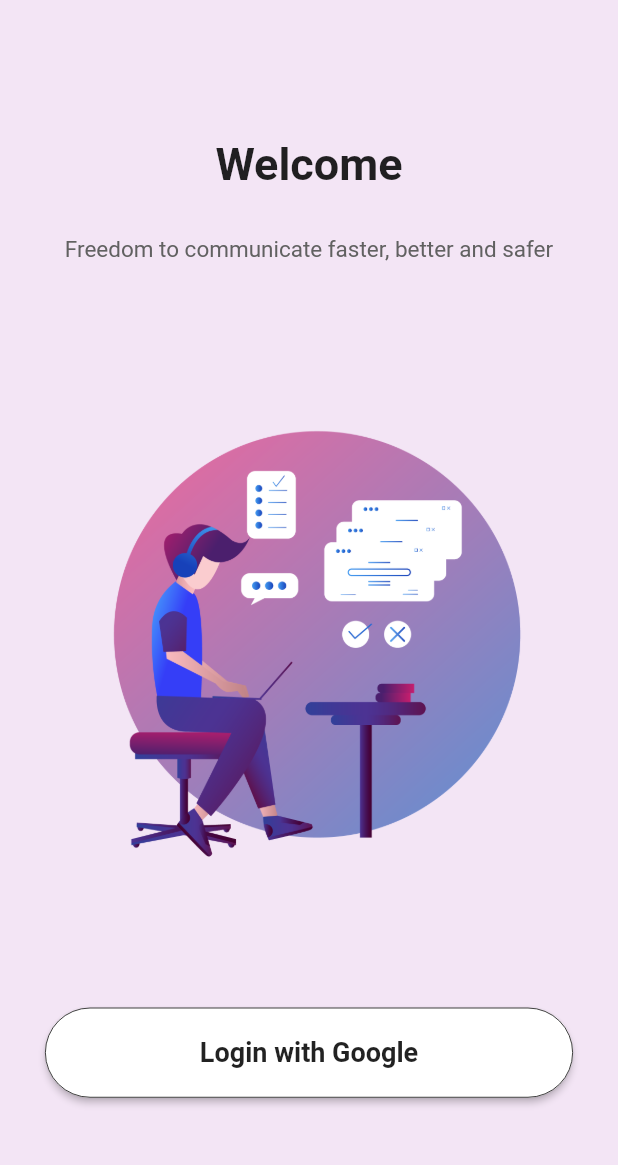
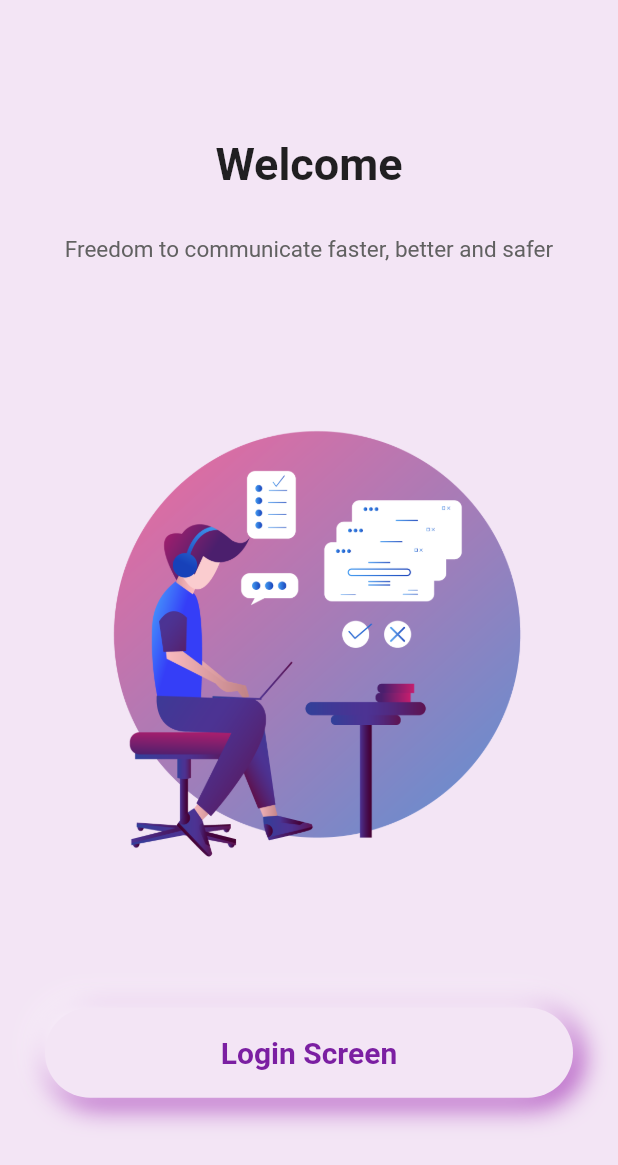
Before and after one commit to realnihal/freedomchat, a Flutter app: the screen it shows after launch, on a phone screen of 412 x 824 dp. Shown: the top 1165 px of the screen. Run offline on Flutter 3.47's test engine with Material 2 defaults, Android fonts, the phone set to English and light mode, and no system bars; our stand-ins replace cached_network_image, cloud_firestore, emoji_picker_flutter, firebase_auth, firebase_core, google_sign_in and 2 more; accounts and stored records are empty.

Commit message:
added login screen neomorphism button

```diff
--- a/lib/screens/login_screen.dart
+++ b/lib/screens/login_screen.dart
@@ -14,6 +14,7 @@ class LoginScreen extends StatefulWidget {
 class LoginScreenState extends State<LoginScreen> {
   FirebaseRepository _repository = FirebaseRepository();
   bool isLoginPressed = false;
+  bool _isElevated = true;
 
   @override
   Widget build(BuildContext context) {
@@ -29,10 +30,14 @@ class LoginScreenState extends State<LoginScreen> {
             crossAxisAlignment: CrossAxisAlignment.center,
             children: [
               isLoginPressed
-                  ? Center(
-                      child: CircularProgressIndicator(
-                      backgroundColor: Colors.purple,
-                    ))
+                  ? Container(
+                    height: 90,
+                    child: Center(
+                        child: CircularProgressIndicator(
+                        backgroundColor: Colors.purple,
+                        strokeWidth: 5,
+                      )),
+                  )
                   : Column(
                       children: [
                         Text(
@@ -62,25 +67,52 @@ class LoginScreenState extends State<LoginScreen> {
                         image: AssetImage('assets/Illustration.png'))),
               ),
               Container(
-                child: Stack(children: [
-                  MaterialButton(
-                    color: Colors.white,
-                    minWidth: double.infinity,
+                child: GestureDetector(
+                  onTap: () {
+                    setState(() {
+                      _isElevated = !_isElevated;
+                    });
+                    performLogin();
+                  },
+                  child: AnimatedContainer(
+                    duration: const Duration(
+                      milliseconds: 200,
+                    ),
                     height: 60,
-                    onPressed: () => performLogin(),
-                    shape: RoundedRectangleBorder(
-                        side: BorderSide(width: 0.5, color: Colors.black),
-                        borderRadius: BorderRadius.circular(50)),
-                    child: Text(
-                      "Login with Google",
-                      style: TextStyle(
-                        fontSize: 18,
-                        fontWeight: FontWeight.w600,
+                    width: double.infinity,
+                    decoration: BoxDecoration(
+                      color: Colors.purple.shade50,
+                      borderRadius: BorderRadius.circular(50),
+                      boxShadow: _isElevated
+                          ? [
+                              const BoxShadow(
+                                color: Colors.purple,
+                                offset: Offset(4, 4),
+                                blurRadius: 15,
+                                spreadRadius: 1,
+                              ),
+                              const BoxShadow(
+                                color: Colors.white,
+                                offset: Offset(-4, -4),
+                                blurRadius: 15,
+                                spreadRadius: 1,
+                              ),
+                            ]
+                          : null,
+                    ),
+                    child: Center(
+                      child: Text(
+                        "Login Screen",
+                        style: TextStyle(
+                          color: Colors.purple.shade700,
+                          fontWeight: FontWeight.bold,
+                          fontSize: 20
+                        ),
                       ),
                     ),
                   ),
-                ]),
-              )
+                ),
+              ),
             ],
           ),
         ),
```
